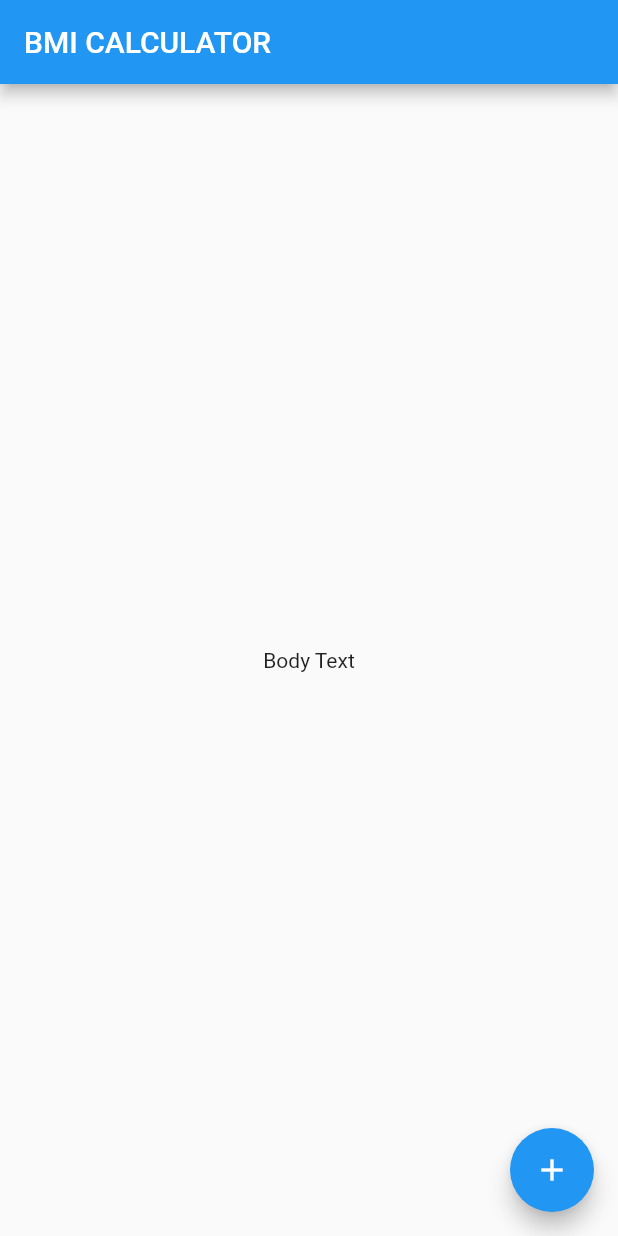
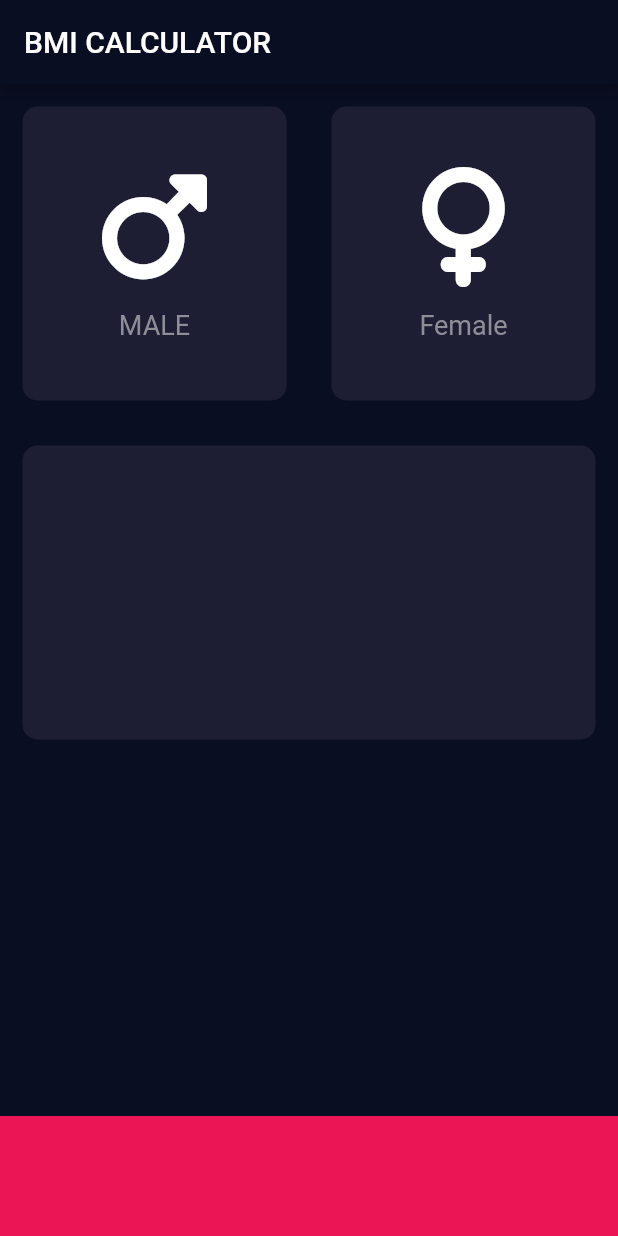
Before and after one commit to Woozzang/flutter-start-from-scratch, a Flutter app: the screen it shows after launch, on a phone screen of 412 x 824 dp. Run offline on Flutter 3.47's test engine with Material 2 defaults, Android fonts, the phone set to English and light mode, and no system bars; our stand-ins replace audioplayers, font_awesome_flutter, rflutter_alert.

Commit message:
wip: Implement Custom Flutter Widget

```diff
--- /dev/null
+++ b/flutter/toy-projects/bmi_calculator/lib/icon_content.dart
@@ -0,0 +1,34 @@
+import 'package:flutter/material.dart';
+
+const labelTextStyle = TextStyle(
+  fontSize: 18.0,
+  color: Color(0xFF8D8E98),
+);
+
+class IconContent extends StatelessWidget {
+  final IconData iconData;
+  final String label;
+
+  IconContent(this.iconData, this.label);
+
+  @override
+  Widget build(BuildContext context) {
+    return Column(
+      mainAxisAlignment: MainAxisAlignment.center,
+      children: [
+        Icon(
+          this.iconData,
+          size: 80.0,
+          color: Colors.white,
+        ),
+        SizedBox(
+          height: 15.0,
+        ),
+        Text(
+          label,
+          style: labelTextStyle,
+        )
+      ],
+    );
+  }
+}
--- /dev/null
+++ b/flutter/toy-projects/bmi_calculator/lib/input_page.dart
@@ -0,0 +1,71 @@
+import 'package:flutter/material.dart';
+import 'package:font_awesome_flutter/font_awesome_flutter.dart';
+import 'icon_content.dart';
+import 'reusable_card.dart';
+
+const bottomContainerHeight = 80.0;
+const reusableCardColor = Color(0xFF1D1E33);
+const bottomContainerColor = Color(0xFFEB1555);
+
+class InputPage extends StatefulWidget {
+  @override
+  _InputPageState createState() => _InputPageState();
+}
+
+class _InputPageState extends State<InputPage> {
+  @override
+  Widget build(BuildContext context) {
+    return Scaffold(
+      appBar: AppBar(
+        title: Text('BMI CALCULATOR'),
+      ),
+      body: SafeArea(
+        child: Column(
+          crossAxisAlignment: CrossAxisAlignment.stretch,
+          children: [
+            Expanded(
+                child: Row(
+              children: [
+                Expanded(
+                  child: ReusableCard(
+                    reusableCardColor,
+                    IconContent(FontAwesomeIcons.mars, 'MALE'),
+                  ),
+                ),
+                Expanded(
+                  child: ReusableCard(
+                    reusableCardColor,
+                    IconContent(FontAwesomeIcons.venus, 'Female'),
+                  ),
+                )
+              ],
+            )),
+            Expanded(
+              child: ReusableCard(reusableCardColor, Container()),
+            ),
+            Expanded(
+                child: Row(
+              children: [
+                ReusableCard(reusableCardColor, Container()),
+                ReusableCard(reusableCardColor, Container()),
+              ],
+            )),
+            Container(
+              color: bottomContainerColor,
+              margin: EdgeInsets.only(top: 10.0),
+              width: double.infinity,
+              height: bottomContainerHeight,
+            ),
+          ],
+        ),
+      ),
+    );
+  }
+}
+// Container(
+//         margin: EdgeInsets.all(15),
+//         decoration: BoxDecoration(
+//           color: Color(0xFF1D1E33),
+//           borderRadius: BorderRadius.circular(10.0),
+//         ),
+//       ),
--- a/flutter/toy-projects/bmi_calculator/lib/main.dart
+++ b/flutter/toy-projects/bmi_calculator/lib/main.dart
@@ -1,4 +1,5 @@
 import 'package:flutter/material.dart';
+import 'input_page.dart';
 
 void main() => runApp(BMICalculator());
 
@@ -6,30 +7,14 @@ class BMICalculator extends StatelessWidget {
   @override
   Widget build(BuildContext context) {
     return MaterialApp(
+      theme: ThemeData(
+        appBarTheme: AppBarTheme(
+          backgroundColor: Color(0xFF0A0E22),
+        ),
+        scaffoldBackgroundColor: Color(0xFF0A0E22),
+        textTheme: Typography.whiteMountainView,
+      ),
       home: InputPage(),
     );
   }
 }
-
-class InputPage extends StatefulWidget {
-  @override
-  _InputPageState createState() => _InputPageState();
-}
-
-class _InputPageState extends State<InputPage> {
-  @override
-  Widget build(BuildContext context) {
-    return Scaffold(
-      appBar: AppBar(
-        title: Text('BMI CALCULATOR'),
-      ),
-      body: Center(
-        child: Text('Body Text'),
-      ),
-      floatingActionButton: FloatingActionButton(
-        onPressed: () {},
-        child: Icon(Icons.add),
-      ),
-    );
-  }
-}
--- /dev/null
+++ b/flutter/toy-projects/bmi_calculator/lib/reusable_card.dart
@@ -0,0 +1,20 @@
+import 'package:flutter/material.dart';
+
+class ReusableCard extends StatelessWidget {
+  final Color color;
+  final Widget cardChild;
+
+  ReusableCard(this.color, this.cardChild);
+
+  @override
+  Widget build(BuildContext context) {
+    return Container(
+      child: cardChild,
+      margin: EdgeInsets.all(15),
+      decoration: BoxDecoration(
+        color: this.color,
+        borderRadius: BorderRadius.circular(10.0),
+      ),
+    );
+  }
+}
--- a/flutter/toy-projects/bmi_calculator/pubspec.yaml
+++ b/flutter/toy-projects/bmi_calculator/pubspec.yaml
@@ -34,6 +34,7 @@ dependencies:
   # The following adds the Cupertino Icons font to your application.
   # Use with the CupertinoIcons class for iOS style icons.
   cupertino_icons: ^1.0.2
+  font_awesome_flutter: ^10.1.0
 
 dev_dependencies:
   flutter_test:
```
